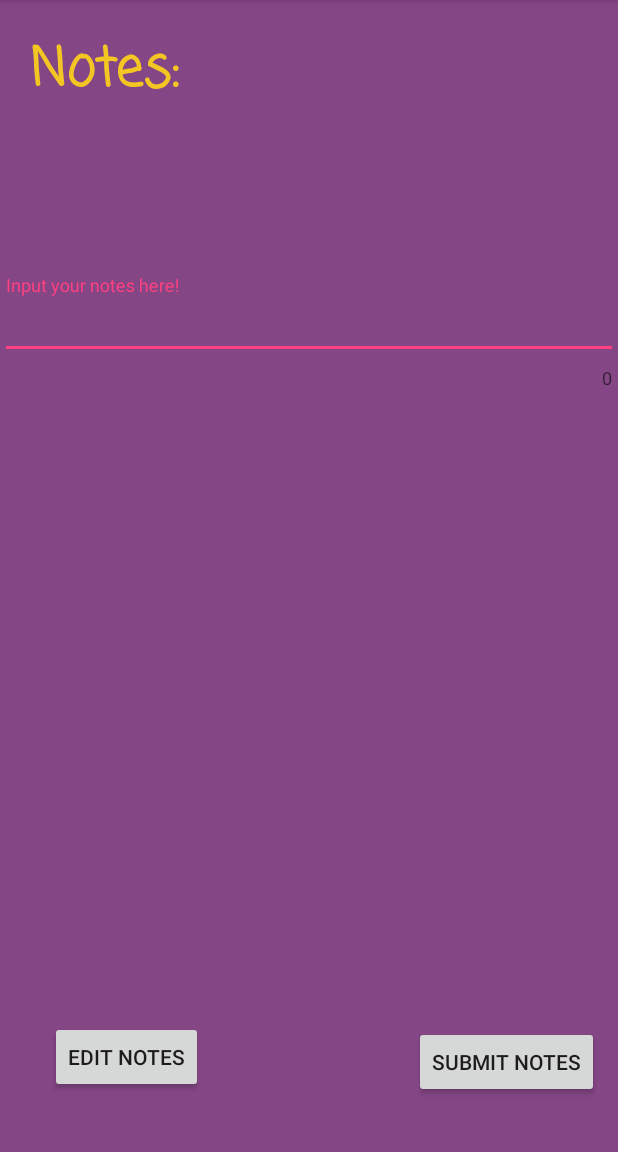
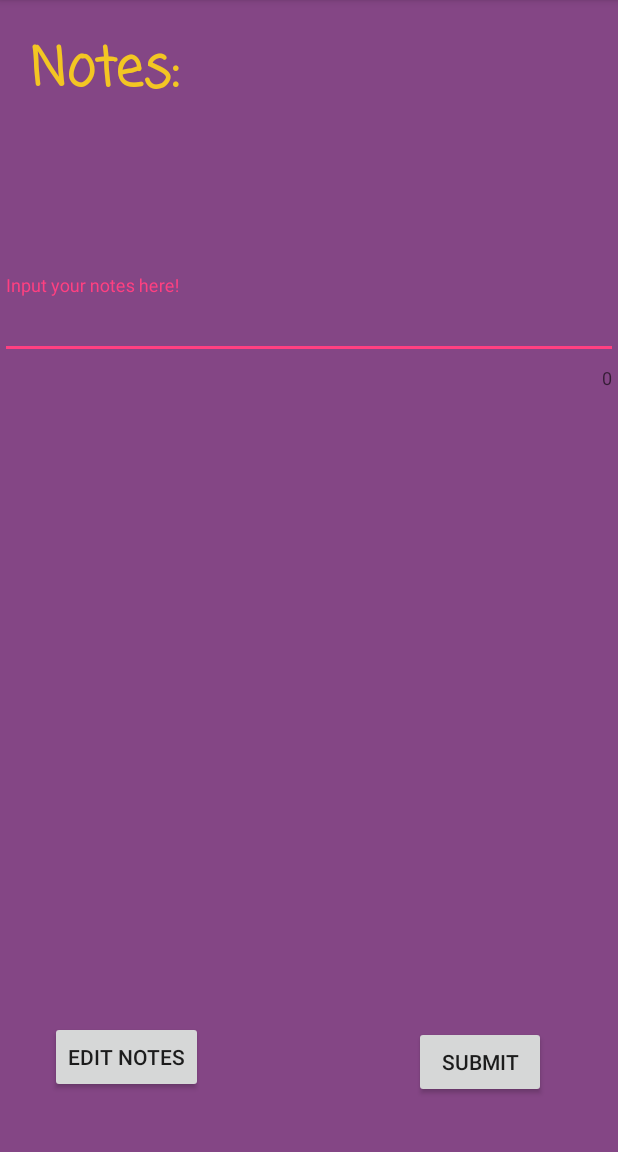
Before and after one commit to briyyoung/Galactica, an Android app: the Notes screen opened directly, with no data from a screen before it, on a phone screen of 412 x 824 dp, the part 84-1236 px from its top. Run offline under Robolectric (Android 15) with nearby library versions, the phone set to English and light mode, and no system bars; our stand-ins replace Room's generated code; Roboto replaces fonts that are not available here.

Commit message:
Revert "Advanced notes features finished"
This reverts commit 012e872a6c6e7b46644f0f3e96b570e2187cc703.

```diff
--- a/app/src/main/res/layout/activity_notes.xml
+++ b/app/src/main/res/layout/activity_notes.xml
@@ -45,7 +45,7 @@
         android:layout_height="wrap_content"
         android:layout_marginStart="276dp"
         android:layout_marginBottom="36dp"
-        android:text="Submit Notes"
+        android:text="Submit"
         app:layout_constraintBottom_toBottomOf="parent"
         app:layout_constraintStart_toStartOf="parent" />
 
```
